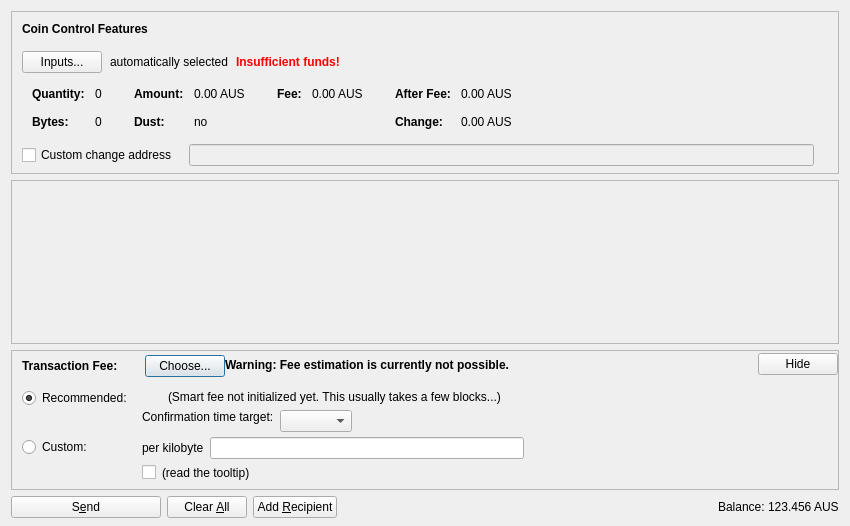
Above: src/qt/forms/sendcoinsdialog.ui from farsider350/AustraliaCash-Core before the change. Below: the same form after it.
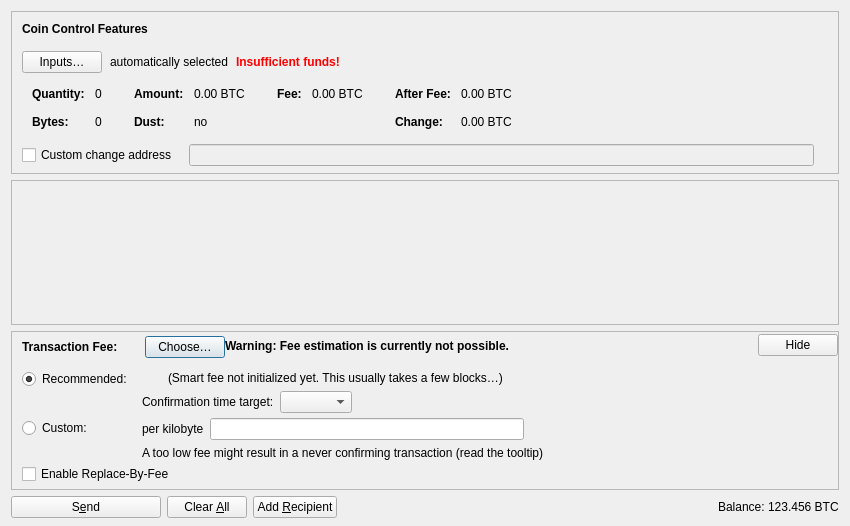
That is the form after the change. Icons and pictures are not drawn. Custom widgets are drawn as their Qt base class.

```diff
--- a/src/qt/forms/sendcoinsdialog.ui
+++ b/src/qt/forms/sendcoinsdialog.ui
@@ -107,7 +107,7 @@
              <string notr="true"/>
             </property>
             <property name="text">
-             <string>Inputs...</string>
+             <string>Inputs…</string>
             </property>
             <property name="autoDefault">
              <bool>false</bool>
@@ -324,7 +324,7 @@
                   <enum>Qt::ActionsContextMenu</enum>
                  </property>
                  <property name="text">
-                  <string notr="true">0.00 AUS</string>
+                  <string notr="true">0.00 BTC</string>
                  </property>
                  <property name="textInteractionFlags">
                   <set>Qt::LinksAccessibleByMouse|Qt::TextSelectableByKeyboard|Qt::TextSelectableByMouse</set>
@@ -404,7 +404,7 @@
                   <enum>Qt::ActionsContextMenu</enum>
                  </property>
                  <property name="text">
-                  <string notr="true">0.00 AUS</string>
+                  <string notr="true">0.00 BTC</string>
                  </property>
                  <property name="textInteractionFlags">
                   <set>Qt::LinksAccessibleByMouse|Qt::TextSelectableByKeyboard|Qt::TextSelectableByMouse</set>
@@ -455,7 +455,7 @@
                   <enum>Qt::ActionsContextMenu</enum>
                  </property>
                  <property name="text">
-                  <string notr="true">0.00 AUS</string>
+                  <string notr="true">0.00 BTC</string>
                  </property>
                  <property name="textInteractionFlags">
                   <set>Qt::LinksAccessibleByMouse|Qt::TextSelectableByKeyboard|Qt::TextSelectableByMouse</set>
@@ -484,7 +484,7 @@
                   <enum>Qt::ActionsContextMenu</enum>
                  </property>
                  <property name="text">
-                  <string notr="true">0.00 AUS</string>
+                  <string notr="true">0.00 BTC</string>
                  </property>
                  <property name="textInteractionFlags">
                   <set>Qt::LinksAccessibleByMouse|Qt::TextSelectableByKeyboard|Qt::TextSelectableByMouse</set>
@@ -738,7 +738,7 @@
               <item>
                <widget class="QPushButton" name="buttonChooseFee">
                 <property name="text">
-                 <string>Choose...</string>
+                 <string>Choose…</string>
                 </property>
                </widget>
               </item>
@@ -876,17 +876,7 @@
                <item>
                 <layout class="QHBoxLayout" name="horizontalLayoutFee8">
                  <item>
-                  <widget class="QCheckBox" name="checkBoxMinimumFee">
-                   <property name="toolTip">
-                    <string>Paying only the minimum fee is just fine as long as there is less transaction volume than space in the blocks. But be aware that this can end up in a never confirming transaction once there is more demand for australiacash transactions than the network can process.</string>
-                   </property>
-                   <property name="text">
-                    <string/>
-                   </property>
-                  </widget>
-                 </item>
-                 <item>
-                  <widget class="QLabel" name="labelMinFeeWarning">
+                  <widget class="QLabel" name="labelCustomFeeWarning">
                    <property name="enabled">
                     <bool>true</bool>
                    </property>
@@ -894,10 +884,7 @@
                     <string>Paying only the minimum fee is just fine as long as there is less transaction volume than space in the blocks. But be aware that this can end up in a never confirming transaction once there is more demand for australiacash transactions than the network can process.</string>
                    </property>
                    <property name="text">
-                    <string>(read the tooltip)</string>
-                   </property>
-                   <property name="margin">
-                    <number>5</number>
+                    <string>A too low fee might result in a never confirming transaction (read the tooltip)</string>
                    </property>
                   </widget>
                  </item>
@@ -990,9 +977,6 @@
                    <property name="text">
                     <string/>
                    </property>
-                   <property name="margin">
-                    <number>2</number>
-                   </property>
                   </widget>
                  </item>
                  <item>
@@ -1005,10 +989,7 @@
                  <item>
                   <widget class="QLabel" name="labelSmartFee2">
                    <property name="text">
-                    <string>(Smart fee not initialized yet. This usually takes a few blocks...)</string>
-                   </property>
-                   <property name="margin">
-                    <number>2</number>
+                    <string>(Smart fee not initialized yet. This usually takes a few blocks…)</string>
                    </property>
                   </widget>
                  </item>
@@ -1036,24 +1017,8 @@
                      <property name="text">
                       <string>Confirmation time target:</string>
                      </property>
-                     <property name="margin">
-                      <number>2</number>
-                     </property>
                     </widget>
                    </item>
-                   <item>
-                    <spacer name="verticalSpacer_3">
-                     <property name="orientation">
-                      <enum>Qt::Vertical</enum>
-                     </property>
-                     <property name="sizeHint" stdset="0">
-                      <size>
-                       <width>1</width>
-                       <height>1</height>
-                      </size>
-                     </property>
-                    </spacer>
-                   </item>
                   </layout>
                  </item>
                  <item>
@@ -1105,6 +1070,16 @@
              </item>
             </layout>
            </item>
+           <item>
+            <widget class="QCheckBox" name="optInRBF">
+             <property name="text">
+              <string>Enable Replace-By-Fee</string>
+             </property>
+             <property name="toolTip">
+              <string>With Replace-By-Fee (BIP-125) you can increase a transaction's fee after it is sent. Without this, a higher fee may be recommended to compensate for increased transaction delay risk.</string>
+             </property>
+            </widget>
+           </item>
           </layout>
          </widget>
         </item>
@@ -1237,7 +1212,7 @@
           <cursorShape>IBeamCursor</cursorShape>
          </property>
          <property name="text">
-          <string notr="true">123.456 AUS</string>
+          <string notr="true">123.456 BTC</string>
          </property>
          <property name="textInteractionFlags">
           <set>Qt::LinksAccessibleByMouse|Qt::TextSelectableByKeyboard|Qt::TextSelectableByMouse</set>
```
Left out of the diff: 14 changed lines with no effect on the pictures.
